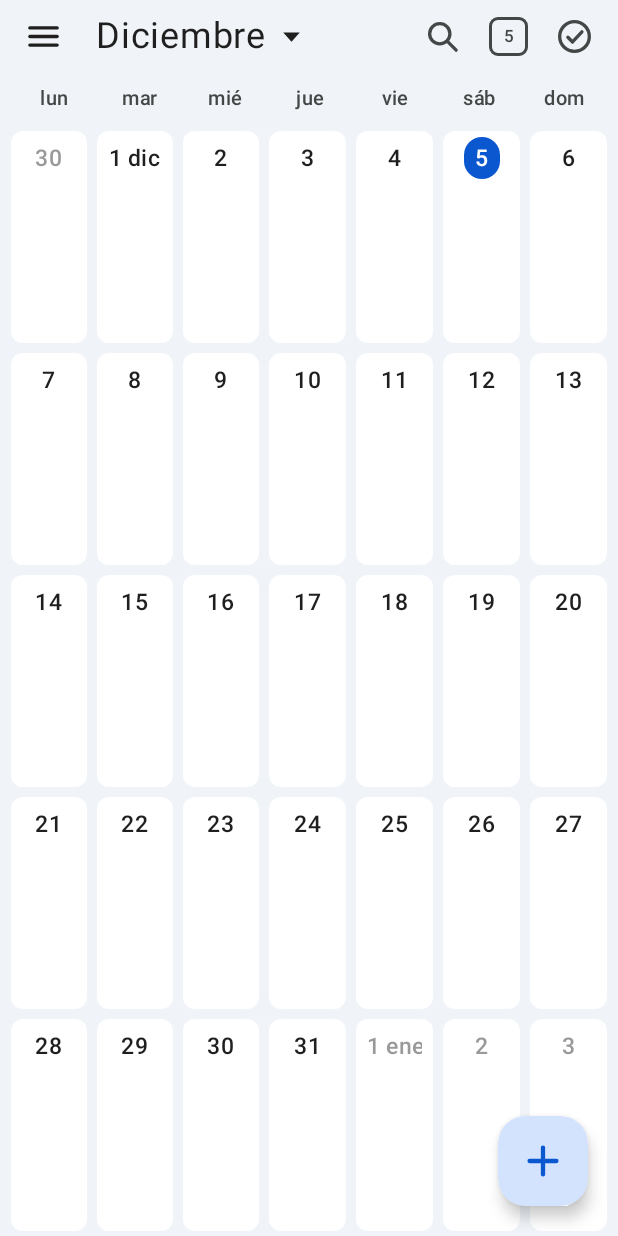
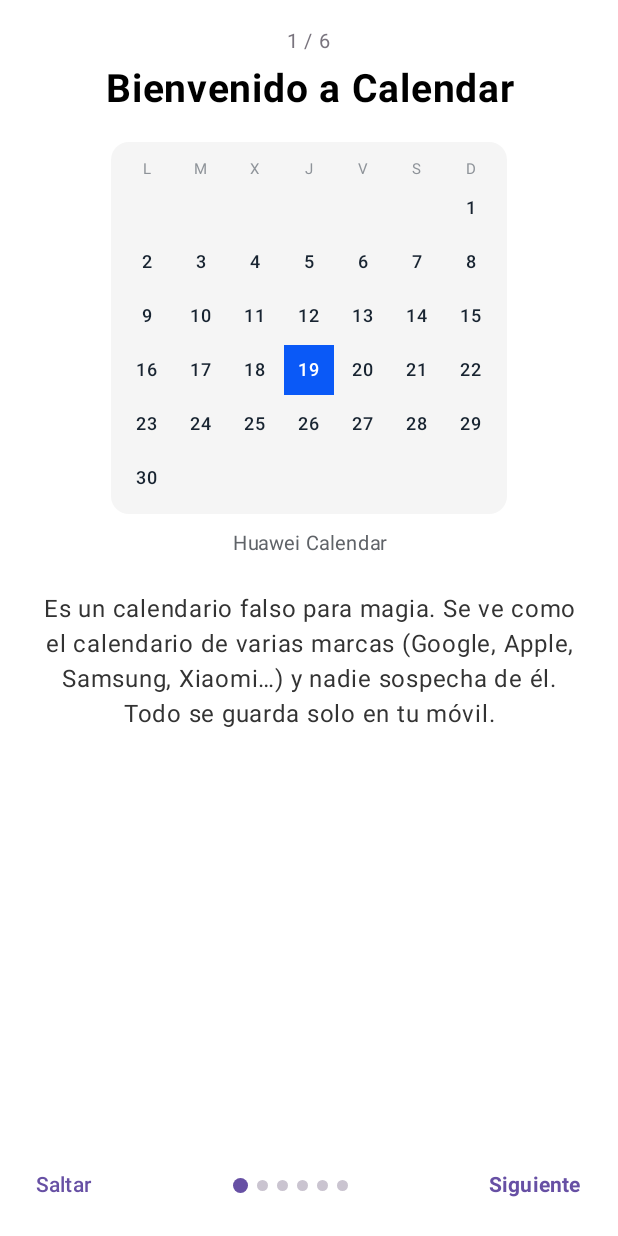
Before and after one commit to jmlopezsalvador/calendar, an Android app built with Jetpack Compose: the screen it shows after launch (MainActivity), on a phone screen of 412 x 824 dp. Run offline under Robolectric (Android 15) with nearby library versions, the phone set to English and light mode, and no system bars.

Commit message:
Guía de inicio por fases, instrucciones detalladas y ajuste de texto en celdas
Co-Authored-By: Claude Sonnet 5.5 <noreply@anthropic.com>

```diff
--- a/shared/src/commonMain/kotlin/com/calendar/ui/App.kt
+++ b/shared/src/commonMain/kotlin/com/calendar/ui/App.kt
@@ -7,6 +7,8 @@ import androidx.compose.runtime.mutableStateOf
 import androidx.compose.runtime.remember
 import androidx.compose.runtime.setValue
 import com.calendar.domain.EventRepository
+import com.calendar.ui.guide.GuideDialog
+import com.calendar.ui.guide.InstructionsScreen
 import com.calendar.domain.MagicEngine
 import com.calendar.domain.ManualForce
 import com.calendar.domain.RandomEvents
@@ -27,6 +29,9 @@ fun CalendarRoot(prefs: KeyValueStore, platform: PlatformActions = NoPlatformAct
     val settingsStore = remember { SettingsStore(prefs) }
     var settings by remember { mutableStateOf(settingsStore.load()) }
     var showSettings by remember { mutableStateOf(false) }
+    var showInstructions by remember { mutableStateOf(false) }
+    // La guía se abre sola al iniciar si está activada; también se puede abrir desde Ajustes.
+    var showGuide by remember { mutableStateOf(settings.showGuide) }
     val base = Skins.byId(if (settings.skinId == AppSettings.AUTO) systemSkinId() else settings.skinId)
     val skin = base.withTweaks(settings)
     val horizontal = settings.isHorizontal(base)
@@ -36,6 +41,11 @@ fun CalendarRoot(prefs: KeyValueStore, platform: PlatformActions = NoPlatformAct
     SystemBarsEffect()
     MaterialTheme {
         @Suppress("UNUSED_EXPRESSION") version
+        run pantallas@{
+        if (showInstructions) {
+            InstructionsScreen(onClose = { showInstructions = false })
+            return@pantallas
+        }
         if (showSettings) {
             SettingsScreen(
                 settings, onChange = { settings = it; settingsStore.save(it) },
@@ -53,10 +63,11 @@ fun CalendarRoot(prefs: KeyValueStore, platform: PlatformActions = NoPlatformAct
                     settings = nuevo; settingsStore.save(nuevo)
                     platform.applyIdentity(n, i)
                 },
+                onShowGuide = { showGuide = true }, onShowInstructions = { showInstructions = true },
                 onForce = { f, c -> ManualForce.apply(engine, f, c).also { if (it) version++ } },
                 onClose = { showSettings = false },
             )
-            return@MaterialTheme
+            return@pantallas
         }
         // La lambda cambia con cada versión para que las celdas ya compuestas se repinten tras guardar/reiniciar.
         val eventos = remember(version) { { d: LocalDate -> repo.get(d) } }
@@ -71,5 +82,14 @@ fun CalendarRoot(prefs: KeyValueStore, platform: PlatformActions = NoPlatformAct
                 onDismiss = { editing = null },
             )
         }
+        }
+        // La guía va la última para quedar por encima de cualquier pantalla.
+        if (showGuide) {
+            GuideDialog(noMostrarInicial = !settings.showGuide, onFinish = { noMostrar ->
+                showGuide = false
+                val nuevo = settings.copy(showGuide = !noMostrar)
+                settings = nuevo; settingsStore.save(nuevo)
+            })
+        }
     }
 }
--- a/shared/src/commonMain/kotlin/com/calendar/ui/CalendarScreen.kt
+++ b/shared/src/commonMain/kotlin/com/calendar/ui/CalendarScreen.kt
@@ -226,7 +226,9 @@ private fun DayCell(
                 EventStyle.TEXT -> Text(
                     event.title, Modifier.fillMaxWidth().padding(top = 3.dp, start = 2.dp, end = 1.dp),
                     color = skin.chipColor.let { if (skin.background.luminance() < 0.5f) it.copy(alpha = 1f) else it },
-                    fontSize = 11.sp, lineHeight = 13.sp, maxLines = 2, overflow = TextOverflow.Clip,
+                    fontSize = 11.sp, lineHeight = 13.sp,
+                    // Una palabra suelta no se parte en dos líneas: se recorta con puntos suspensivos.
+                    maxLines = if (' ' in event.title.trim()) 2 else 1, overflow = TextOverflow.Ellipsis,
                 )
                 EventStyle.DOT -> Box(
                     Modifier.padding(top = 3.dp).size(5.dp).clip(CircleShape)
--- a/shared/src/commonMain/kotlin/com/calendar/ui/SettingsStore.kt
+++ b/shared/src/commonMain/kotlin/com/calendar/ui/SettingsStore.kt
@@ -25,6 +25,8 @@ data class AppSettings(
     /** Nombre e icono de la app (ids de AppIdentity). */
     val appName: String = "calendar",
     val appIcon: String = "google",
+    /** Mostrar la guía de inicio al arrancar la app. */
+    val showGuide: Boolean = true,
 ) {
     companion object {
         const val AUTO = "auto"
@@ -53,6 +55,7 @@ class SettingsStore(private val prefs: KeyValueStore) {
         topics = prefs.getString("topics")?.takeIf { it.isNotBlank() },
         appName = prefs.getString("app_name") ?: "calendar",
         appIcon = prefs.getString("app_icon") ?: "google",
+        showGuide = prefs.getBoolean("guide_show", true),
     )
 
     fun save(s: AppSettings) {
@@ -62,5 +65,6 @@ class SettingsStore(private val prefs: KeyValueStore) {
         prefs.putString("topics", s.topics ?: "")
         prefs.putString("app_name", s.appName)
         prefs.putString("app_icon", s.appIcon)
+        prefs.putBoolean("guide_show", s.showGuide)
     }
 }
--- /dev/null
+++ b/shared/src/commonMain/kotlin/com/calendar/ui/guide/GuideArt.kt
@@ -0,0 +1,266 @@
+package com.calendar.ui.guide
+
+import androidx.compose.animation.Crossfade
+import androidx.compose.animation.core.LinearEasing
+import androidx.compose.animation.core.RepeatMode
+import androidx.compose.animation.core.animateFloat
+import androidx.compose.animation.core.infiniteRepeatable
+import androidx.compose.animation.core.rememberInfiniteTransition
+import androidx.compose.animation.core.tween
+import androidx.compose.foundation.background
+import androidx.compose.foundation.border
+import androidx.compose.foundation.layout.Arrangement
+import androidx.compose.foundation.layout.Box
+import androidx.compose.foundation.layout.Column
+import androidx.compose.foundation.layout.Row
+import androidx.compose.foundation.layout.Spacer
+import androidx.compose.foundation.layout.fillMaxSize
+import androidx.compose.foundation.layout.fillMaxWidth
+import androidx.compose.foundation.layout.height
+import androidx.compose.foundation.layout.padding
+import androidx.compose.foundation.layout.size
+import androidx.compose.foundation.layout.width
+import androidx.compose.foundation.shape.CircleShape
+import androidx.compose.foundation.shape.RoundedCornerShape
+import androidx.compose.material3.Text
+import androidx.compose.runtime.Composable
+import androidx.compose.runtime.LaunchedEffect
+import androidx.compose.runtime.getValue
+import androidx.compose.runtime.mutableStateOf
+import androidx.compose.runtime.remember
+import androidx.compose.runtime.setValue
+import androidx.compose.ui.Alignment
+import androidx.compose.ui.Modifier
+import androidx.compose.ui.draw.alpha
+import androidx.compose.ui.draw.clip
+import androidx.compose.ui.draw.scale
+import androidx.compose.ui.graphics.Color
+import androidx.compose.ui.text.SpanStyle
+import androidx.compose.ui.text.buildAnnotatedString
+import androidx.compose.ui.text.font.FontWeight
+import androidx.compose.ui.text.style.TextAlign
+import androidx.compose.ui.text.withStyle
+import androidx.compose.ui.unit.Dp
+import androidx.compose.ui.unit.dp
+import androidx.compose.ui.unit.sp
+import com.calendar.ui.CalendarSkin
+import com.calendar.ui.Skins
+import kotlinx.coroutines.delay
+import kotlinx.datetime.DateTimeUnit
+import kotlinx.datetime.LocalDate
+import kotlinx.datetime.daysUntil
+import kotlinx.datetime.plus
+
+/** Colores de las ilustraciones de la guía y de las instrucciones. */
+private val Morado = Color(0xFF6750A4)
+private val Naranja = Color(0xFFF57C00)
+private val Rosa = Color(0xFFD81B60)
+private val Gris = Color(0xFF5F6368)
+
+/** Una celda destacada de [MiniMonth]. */
+data class Mark(val color: Color, val text: String? = null)
+
+/** Valor 0..1 que sube y baja sin parar (para pulsos). */
+@Composable
+fun rememberPulse(ms: Int = 900): Float {
+    val t = rememberInfiniteTransition(label = "pulso")
+    val v by t.animateFloat(0f, 1f, infiniteRepeatable(tween(ms, easing = LinearEasing), RepeatMode.Reverse), label = "pulso")
+    return v
+}
+
+/** Índice 0 until [count] que avanza cada [ms] milisegundos. */
+@Composable
+fun rememberPhase(count: Int, ms: Long): Int {
+    var p by remember { mutableStateOf(0) }
+    LaunchedEffect(count, ms) {
+        while (true) { delay(ms); p = (p + 1) % count }
+    }
+    return p
+}
+
+/** Mes dibujado en pequeño con celdas marcadas; [pulseDay] lleva un aro que late. */
+@Composable
+fun MiniMonth(
+    year: Int, month: Int, marks: Map<Int, Mark> = emptyMap(), skin: CalendarSkin = Skins.Google,
+    cell: Dp = 40.dp, pulseDay: Int? = null, pulse: Float = 0f, modifier: Modifier = Modifier,
+) {
+    val first = LocalDate(year, month, 1)
+    val offset = first.dayOfWeek.ordinal // lunes = 0
+    val days = first.daysUntil(first.plus(1, DateTimeUnit.MONTH))
+    val weeks = (offset + days + 6) / 7
+    Column(modifier.background(skin.background, RoundedCornerShape(12.dp)).padding(6.dp)) {
+        Row {
+            for (l in listOf("L", "M", "X", "J", "V", "S", "D")) {
+                Box(Modifier.size(cell, 20.dp), contentAlignment = Alignment.Center) {
+                    Text(l, fontSize = 10.sp, color = skin.mutedColor)
+                }
+            }
+        }
+        for (w in 0 until weeks) {
+            Row {
+                for (i in 0 until 7) {
+                    val d = w * 7 + i - offset + 1
+                    Box(Modifier.size(cell).padding(1.5.dp), contentAlignment = Alignment.Center) {
+                        if (d in 1..days) {
+                            val m = marks[d]
+                            Box(
+                                Modifier.fillMaxSize().clip(RoundedCornerShape(skin.cellCorner.coerceAtMost(7.dp)))
+                                    .background(m?.color ?: skin.cellColor),
+                                contentAlignment = Alignment.Center,
+                            ) {
+                                Column(horizontalAlignment = Alignment.CenterHorizontally) {
+                                    Text(
+                                        d.toString(), fontSize = 12.sp, fontWeight = FontWeight.Medium,
+                                        color = if (m != null) Color.White else skin.textColor,
+                                    )
+                                    if (m?.text != null) Text(m.text, fontSize = 8.sp, color = Color.White, maxLines = 1)
+                                }
+                            }
+                            if (d == pulseDay) {
+                                Box(
+                                    Modifier.fillMaxSize().scale(1f + 0.12f * pulse)
+                                        .border(2.dp, Morado.copy(alpha = 0.35f + 0.65f * pulse), RoundedCornerShape(8.dp)),
+                                )
+                            }
+                        }
+                    }
+                }
+            }
+        }
+    }
+}
+
+@Composable
+private fun Pie(texto: String) {
+    Text(texto, fontSize = 13.sp, color = Gris, textAlign = TextAlign.Center, modifier = Modifier.fillMaxWidth().padding(top = 8.dp))
+}
+
+/** Portada: el mismo mes con el aspecto de varias marcas, una tras otra. */
+@Composable
+fun ArtBienvenida(modifier: Modifier = Modifier) {
+    val skins = listOf(Skins.Google, Skins.Apple, Skins.Samsung, Skins.Xiaomi, Skins.Business, Skins.Huawei)
+    val fase = rememberPhase(skins.size, 1500)
+    Column(modifier.fillMaxWidth(), horizontalAlignment = Alignment.CenterHorizontally) {
+        Crossfade(skins[fase], label = "marca") { s ->
+            MiniMonth(2026, 11, mapOf(19 to Mark(s.accent.takeIf { it.luminance() > 0.05f } ?: Morado)), skin = s, cell = 36.dp)
+        }
+        Pie(skins[fase].nombre)
+    }
+}
+
+private fun Color.luminance(): Float = 0.299f * red + 0.587f * green + 0.114f * blue
+
+/** El efecto en dos tiempos: se pulsa el día clave y aparece el «Feliz cumpleaños» en el cumpleaños. */
+@Composable
+fun ArtEfecto(modifier: Modifier = Modifier) {
+    val fase = rememberPhase(2, 2800)
+    val pulso = rememberPulse()
+    Column(modifier.fillMaxWidth(), horizontalAlignment = Alignment.CenterHorizontally) {
+        Crossfade(fase, label = "efecto") { f ->
+            if (f == 0) MiniMonth(2026, 11, mapOf(6 to Mark(Morado, "8C")), pulseDay = 6, pulse = pulso, cell = 36.dp)
+            else MiniMonth(2027, 1, mapOf(13 to Mark(Rosa, "Feliz")), cell = 36.dp)
+        }
+        Pie(if (fase == 0) "1. Pulsas el día clave y escribes un texto que acaba en la carta («…8C»)" else "2. En el cumpleaños aparece «Feliz cumpleaños» con la carta")
+    }
+}
+
+/** Cómo se elige el día clave: cumpleaños menos dos meses, y la celda de encima. */
+@Composable
+fun ArtDiaClave(modifier: Modifier = Modifier) {
+    val pulso = rememberPulse()
+    Column(modifier.fillMaxWidth(), horizontalAlignment = Alignment.CenterHorizontally) {
+        MiniMonth(2026, 11, mapOf(13 to Mark(Naranja, "−2 meses"), 6 to Mark(Morado, "CLAVE")), pulseDay = 6, pulse = pulso, cell = 36.dp)
+        Spacer(Modifier.height(8.dp))
+        Row(verticalAlignment = Alignment.CenterVertically) {
+            Box(Modifier.size(12.dp).clip(CircleShape).background(Naranja)); Spacer(Modifier.width(6.dp))
+            Text("13 nov = cumpleaños (13 ene) menos 2 meses", fontSize = 12.sp, color = Gris)
+        }
+        Row(verticalAlignment = Alignment.CenterVertically) {
+            Box(Modifier.size(12.dp).clip(CircleShape).background(Morado)); Spacer(Modifier.width(6.dp))
+            Text("6 nov = la celda justo encima: el día clave", fontSize = 12.sp, color = Gris)
+        }
+    }
+}
+
+/** Cómo se escribe la carta: se teclea un texto y las dos últimas letras se convierten en la carta. */
+@Composable
+fun ArtCarta(modifier: Modifier = Modifier) {
+    val texto = "Cena con Marta 8C"
+    var n by remember { mutableStateOf(0) }
+    LaunchedEffect(Unit) {
+        while (true) {
+            n = 0
+            while (n < texto.length) { delay(140); n++ }
+            delay(2600)
+        }
+    }
+    Column(modifier.fillMaxWidth(), horizontalAlignment = Alignment.CenterHorizontally) {
+        Box(
+            Modifier.fillMaxWidth().clip(RoundedCornerShape(12.dp)).border(1.5.dp, Morado, RoundedCornerShape(12.dp)).padding(14.dp),
+        ) {
+            val fin = texto.length - 2
+            Text(
+                buildAnnotatedString {
+                    val visible = texto.take(n)
+                    withStyle(SpanStyle(color = Color.Black)) { append(visible.take(fin)) }
+                    if (n > fin) withStyle(SpanStyle(color = Rosa, fontWeight = FontWeight.Bold)) { append(visible.drop(fin)) }
+                },
+                fontSize = 20.sp,
+            )
+        }
+        Spacer(Modifier.height(12.dp))
+        Text("↓", fontSize = 22.sp, color = Gris, modifier = Modifier.alpha(if (n >= texto.length) 1f else 0.2f))
+        Box(
+            Modifier.alpha(if (n >= texto.length) 1f else 0.2f).clip(RoundedCornerShape(12.dp)).background(Rosa.copy(alpha = 0.12f)).padding(horizontal = 18.dp, vertical = 10.dp),
+        ) {
+            Text("8C = 8 de corazones", fontSize = 18.sp, color = Rosa, fontWeight = FontWeight.Medium)
+        }
+    }
+}
+
+/** Los dos gestos ocultos de la cabecera: Ajustes (toda la cabecera) y reinicio (esquina izquierda). */
+@Composable
+fun ArtGestos(modifier: Modifier = Modifier) {
+    val fase = rememberPhase(2, 2400)
+    val pulso = rememberPulse(1000)
+    Column(modifier.fillMaxWidth(), horizontalAlignment = Alignment.CenterHorizontally) {
+        Box(
+            Modifier.fillMaxWidth().height(64.dp).clip(RoundedCornerShape(14.dp)).background(Color(0xFFF0F4F9)),
+            contentAlignment = Alignment.CenterStart,
+        ) {
+            Row(Modifier.padding(horizontal = 18.dp), verticalAlignment = Alignment.CenterVertically) {
+                Column(verticalArrangement = Arrangement.spacedBy(4.dp)) {
+                    repeat(3) { Box(Modifier.size(22.dp, 3.dp).background(Color.DarkGray)) }
+                }
+                Spacer(Modifier.width(20.dp))
+                Text("Noviembre", fontSize = 20.sp, color = Color.DarkGray)
+                Spacer(Modifier.weight(1f))
+                repeat(3) { Box(Modifier.padding(start = 10.dp).size(18.dp).clip(CircleShape).background(Color.Gray.copy(alpha = 0.5f))) }
+            }
+            // Aro de pulsación larga: en la esquina (reinicio) o en el centro (Ajustes).
+            val alineacion = if (fase == 0) Alignment.CenterStart else Alignment.Center
+            Box(
+                Modifier.align(alineacion).padding(start = if (fase == 0) 10.dp else 0.dp).size(46.dp).scale(0.8f + 0.4f * pulso)
+                    .border(3.dp, (if (fase == 0) Naranja else Morado).copy(alpha = 0.9f - 0.6f * pulso), CircleShape),
+            )
+        }
+        Pie(if (fase == 0) "Pulsación larga en la esquina superior izquierda: reinicia el efecto" else "Pulsación larga en el resto de la cabecera: abre los Ajustes")
+    }
+}
+
+/** Resumen de Ajustes: las marcas disponibles. */
+@Composable
+fun ArtAjustes(modifier: Modifier = Modifier) {
+    val fase = rememberPhase(Skins.all.size, 900)
+    Column(modifier.fillMaxWidth(), horizontalAlignment = Alignment.CenterHorizontally) {
+        Row(horizontalArrangement = Arrangement.spacedBy(6.dp)) {
+            for ((i, s) in Skins.all.withIndex()) {
+                Box(
+                    Modifier.size(if (i == fase) 30.dp else 22.dp).clip(CircleShape)
+                        .background(if (s.background.luminance() < 0.2f) Color.DarkGray else s.accent.takeIf { it.luminance() > 0.05f } ?: Morado),
+                )
+            }
+        }
+        Pie(Skins.all[fase].nombre)
+    }
+}
--- /dev/null
+++ b/shared/src/commonMain/kotlin/com/calendar/ui/guide/GuideDialog.kt
@@ -0,0 +1,140 @@
+package com.calendar.ui.guide
+
+import androidx.compose.foundation.background
+import androidx.compose.foundation.gestures.detectTapGestures
+import androidx.compose.foundation.clickable
+import androidx.compose.foundation.layout.Arrangement
+import androidx.compose.foundation.layout.Box
+import androidx.compose.foundation.layout.Column
+import androidx.compose.foundation.layout.Row
+import androidx.compose.foundation.layout.WindowInsets
+import androidx.compose.foundation.layout.fillMaxSize
+import androidx.compose.foundation.layout.fillMaxWidth
+import androidx.compose.foundation.layout.padding
+import androidx.compose.foundation.layout.size
+import androidx.compose.foundation.layout.systemBars
+import androidx.compose.foundation.layout.windowInsetsPadding
+import androidx.compose.foundation.pager.HorizontalPager
+import androidx.compose.foundation.pager.rememberPagerState
+import androidx.compose.foundation.rememberScrollState
+import androidx.compose.foundation.shape.CircleShape
+import androidx.compose.foundation.verticalScroll
+import androidx.compose.material3.Checkbox
+import androidx.compose.material3.Text
+import androidx.compose.material3.TextButton
+import androidx.compose.runtime.Composable
+import androidx.compose.runtime.getValue
+import androidx.compose.runtime.mutableStateOf
+import androidx.compose.runtime.remember
+import androidx.compose.runtime.rememberCoroutineScope
+import androidx.compose.runtime.setValue
+import androidx.compose.ui.Alignment
+import androidx.compose.ui.Modifier
+import androidx.compose.ui.draw.clip
+import androidx.compose.ui.graphics.Color
+import androidx.compose.ui.text.font.FontWeight
+import androidx.compose.ui.text.style.TextAlign
+import androidx.compose.ui.unit.dp
+import androidx.compose.ui.unit.sp
+import androidx.compose.ui.input.pointer.pointerInput
+import kotlinx.coroutines.launch
+
+private val Morado = Color(0xFF6750A4)
+
+/** Una fase de la guía: título, texto y su ilustración animada. */
+private class Fase(val titulo: String, val texto: String, val arte: @Composable () -> Unit)
+
+private val FASES = listOf(
+    Fase(
+        "Bienvenido a Calendar",
+        "Es un calendario falso para magia. Se ve como el calendario de varias marcas (Google, Apple, Samsung, Xiaomi…) " +
+            "y nadie sospecha de él. Todo se guarda solo en tu móvil.",
+    ) { ArtBienvenida() },
+    Fase(
+        "El efecto",
+        "Le pides al espectador su fecha de cumpleaños. Tocas un día del calendario, escribes un evento y, al buscar " +
+            "después su cumpleaños, ya hay un «Feliz cumpleaños» con el nombre de su carta.",
+    ) { ArtEfecto() },
+    Fase(
+        "El día clave",
+        "Se calcula con el cumpleaños: retrocede 2 meses y sube a la celda de encima. La app hace la cuenta " +
+            "al revés y coloca el mensaje en el cumpleaños exacto. Ejemplo: cumpleaños 13 de enero → día clave 6 de noviembre.",
+    ) { ArtDiaClave() },
+    Fase(
+        "La carta",
+        "En el evento escribe cualquier texto cuyas dos últimas letras sean la carta: valor + palo. " +
+            "Valores: A, 2–9, 0 (10), J, Q, K. Palos: C corazones, P picas, T tréboles, D diamantes.",
+    ) { ArtCarta() },
+    Fase(
+        "Gestos ocultos",
+        "No hay botones visibles de ajustes. Con una pulsación larga en la cabecera abres los Ajustes; " +
+            "en su esquina superior izquierda reinicias el efecto para repetirlo. Ambos vibran dos veces.",
+    ) { ArtGestos() },
+    Fase(
+        "A tu gusto",
+        "En Ajustes eliges la marca, el desplazamiento, el nombre y el icono de la app, rellenas el calendario con " +
+            "eventos creíbles y vuelves a ver esta guía o las instrucciones completas.",
+    ) { ArtAjustes() },
+)
+
+/**
+ * Guía de inicio por fases (pantalla completa). En la última fase ofrece no volver a mostrarla.
+ * [onFinish] recibe `true` si el usuario marcó «No volver a mostrar».
+ */
+@Composable
+fun GuideDialog(noMostrarInicial: Boolean, onFinish: (noMostrar: Boolean) -> Unit) {
+    val pager = rememberPagerState(pageCount = { FASES.size })
+    val scope = rememberCoroutineScope()
+    var noMostrar by remember { mutableStateOf(noMostrarInicial) }
+    val ultima = pager.currentPage == FASES.size - 1
+    // Capa a pantalla completa por encima de la app (no es un Dialog del sistema, así respeta los márgenes de las barras).
+    run {
+        Column(
+            Modifier.fillMaxSize().background(Color.White).pointerInput(Unit) { detectTapGestures { } }
+                .windowInsetsPadding(WindowInsets.systemBars),
+        ) {
+            HorizontalPager(pager, Modifier.weight(1f)) { i ->
+                val f = FASES[i]
+                Column(
+                    Modifier.fillMaxSize().verticalScroll(rememberScrollState()).padding(horizontal = 24.dp, vertical = 16.dp),
+                    horizontalAlignment = Alignment.CenterHorizontally,
+                ) {
+                    Text("${i + 1} / ${FASES.size}", fontSize = 13.sp, color = Color(0xFF79747E))
+                    Text(
+                        f.titulo, fontSize = 26.sp, fontWeight = FontWeight.Bold, color = Color.Black,
+                        textAlign = TextAlign.Center, modifier = Modifier.padding(top = 4.dp, bottom = 20.dp),
+                    )
+                    Box(Modifier.fillMaxWidth().padding(bottom = 20.dp), contentAlignment = Alignment.Center) { f.arte() }
+                    Text(f.texto, fontSize = 16.sp, color = Color(0xFF333333), textAlign = TextAlign.Center, lineHeight = 23.sp)
+                }
+            }
+            if (ultima) {
+                Row(
+                    Modifier.fillMaxWidth().clickable { noMostrar = !noMostrar }.padding(horizontal = 20.dp),
+                    verticalAlignment = Alignment.CenterVertically,
+                ) {
+                    Checkbox(noMostrar, { noMostrar = it })
+                    Text("No volver a mostrar esta guía", fontSize = 15.sp, color = Color.Black)
+                }
+            }
+            Row(
+                Modifier.fillMaxWidth().padding(horizontal = 12.dp, vertical = 10.dp),
+                verticalAlignment = Alignment.CenterVertically, horizontalArrangement = Arrangement.SpaceBetween,
+            ) {
+                if (ultima) TextButton(onClick = { scope.launch { pager.animateScrollToPage(pager.currentPage - 1) } }) { Text("Atrás") }
+                else TextButton(onClick = { onFinish(noMostrar) }) { Text("Saltar") }
+                Row(horizontalArrangement = Arrangement.spacedBy(6.dp), verticalAlignment = Alignment.CenterVertically) {
+                    for (i in FASES.indices) {
+                        Box(
+                            Modifier.size(if (i == pager.currentPage) 10.dp else 7.dp).clip(CircleShape)
+                                .background(if (i == pager.currentPage) Morado else Color(0xFFCAC4D0)),
+                        )
+                    }
+                }
+                TextButton(onClick = {
+                    if (ultima) onFinish(noMostrar) else scope.launch { pager.animateScrollToPage(pager.currentPage + 1) }
+                }) { Text(if (ultima) "Empezar" else "Siguiente", fontWeight = FontWeight.Bold) }
+            }
+        }
+    }
+}
```
Also changed, not shown: shared/src/commonMain/kotlin/com/calendar/ui/SettingsScreen.kt (+11 -0 lines), shared/src/commonMain/kotlin/com/calendar/ui/guide/InstructionsScreen.kt (added, +146 -0 lines), 2 other files.
